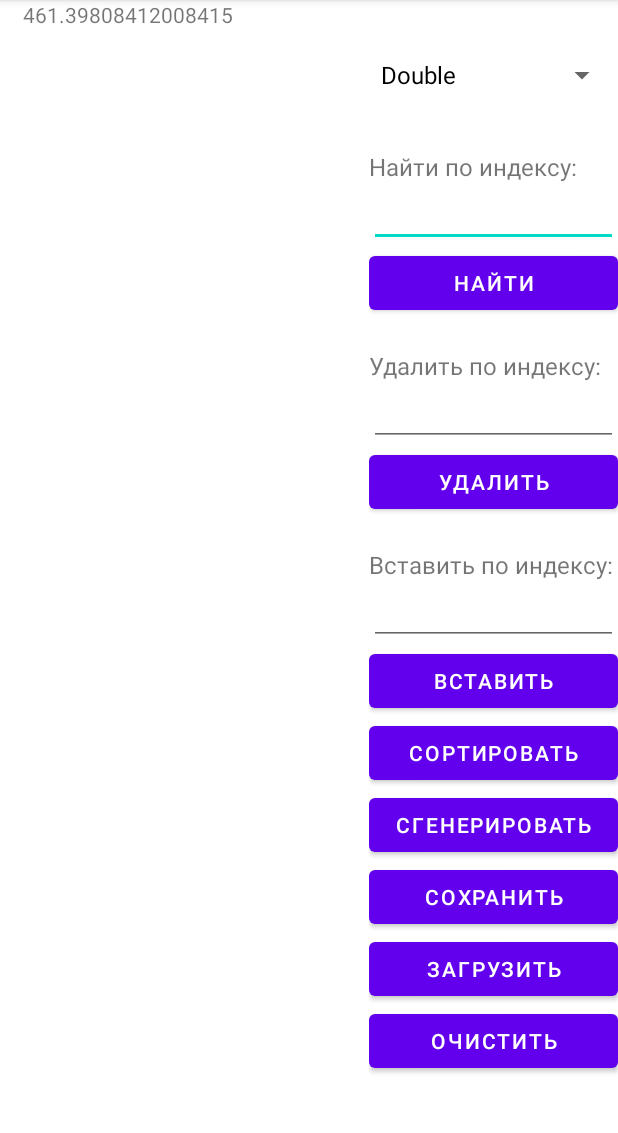
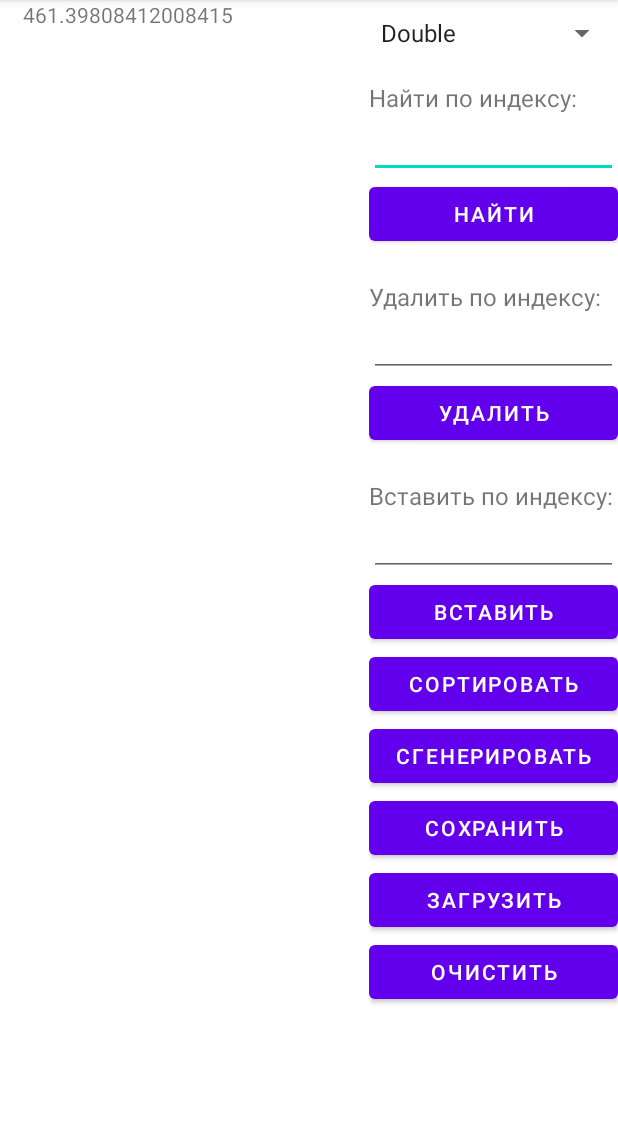
Before and after one commit to Ka-ra-siK/KiTPO_RGR, an Android app: the screen it shows after launch (MainActivity), after a tap on "СОХРАНИТЬ", on a phone screen of 412 x 824 dp, the part 84-1217 px from its top. Run offline under Robolectric (Android 15) with nearby library versions, the phone set to English and light mode, and no system bars; 2 other taps on this screen came first.

```diff
--- a/app/src/main/java/ru/avtf/kitpo/kitpo_rgr_konovalov/MainActivity.java
+++ b/app/src/main/java/ru/avtf/kitpo/kitpo_rgr_konovalov/MainActivity.java
@@ -3,6 +3,7 @@ package ru.avtf.kitpo.kitpo_rgr_konovalov;
 import androidx.appcompat.app.AppCompatActivity;
 
 import android.os.Bundle;
+import android.util.Log;
 import android.view.View;
 import android.widget.AdapterView;
 import android.widget.ArrayAdapter;
@@ -29,7 +30,8 @@ public class MainActivity extends AppCompatActivity {
     public UserFactory userFactory;
     public UserType userType;
     public CycleList cycleList;
-    private String FILE_NAME = "file.txt";
+    private String FILE_NAME_DOUBLE = "double.txt";
+    private String FILE_NAME_POINT = "point.txt";
 
     @Override
     protected void onCreate(Bundle savedInstanceState) {
@@ -41,14 +43,21 @@ public class MainActivity extends AppCompatActivity {
         String[] types = new String[typeNameList.size()];
         for (int i = 0; i < typeNameList.size(); i++) {
             types[i] = typeNameList.get(i);
+            Log.d("PRINT_TYPES", types[i]);
         }
-        ArrayAdapter<String> typesAdapter = new ArrayAdapter<>(this, android.R.layout.simple_spinner_dropdown_item, types);
         Spinner spinner = (Spinner) findViewById(R.id.factoryListItems);
-        spinner.setAdapter(typesAdapter);
+
+//        ArrayAdapter<String> typesAdapter = new ArrayAdapter<>(this, android.R.layout.simple_spinner_dropdown_item, types);
+        ArrayAdapter<String> adapter = new ArrayAdapter<String>
+                (this, android.R.layout.simple_spinner_item,
+                        types);
+        adapter.setDropDownViewResource(android.R.layout.simple_spinner_dropdown_item);
+
+        spinner.setAdapter(adapter);
         spinner.setOnItemSelectedListener(new AdapterView.OnItemSelectedListener() {
-
             @Override
             public void onItemSelected(AdapterView<?> parent, View view, int position, long id) {
+                Log.d("PRINT_TYPES_SELECT", "Type is selected " + parent.getSelectedItem().toString());
                 userType = UserFactory.getBuilderByName(parent.getSelectedItem().toString());
                 assert userType != null;
                 cycleList = new CycleList(userType.getTypeComparator());
@@ -140,7 +149,12 @@ public class MainActivity extends AppCompatActivity {
         saveButton.setOnClickListener((view) -> {
             BufferedWriter bufferedWriter = null;
             try {
-                bufferedWriter = new BufferedWriter(new OutputStreamWriter((openFileOutput(FILE_NAME, MODE_PRIVATE))));
+                Log.d("MY_TAG", userType.typeName());
+                if (userType.typeName().equals("Double")) {
+                    bufferedWriter = new BufferedWriter(new OutputStreamWriter((openFileOutput(FILE_NAME_DOUBLE, MODE_PRIVATE))));
+                } else {
+                    bufferedWriter = new BufferedWriter(new OutputStreamWriter((openFileOutput(FILE_NAME_POINT, MODE_PRIVATE))));
+                }
             } catch (FileNotFoundException e) {
                 Toast.makeText(getBaseContext(), "Ошибка при записи файла!", Toast.LENGTH_LONG).show();
                 e.printStackTrace();
@@ -176,9 +190,13 @@ public class MainActivity extends AppCompatActivity {
         loadButton.setOnClickListener((view) -> {
             BufferedReader bufferedReader;
             try {
-                bufferedReader = new BufferedReader(new InputStreamReader((openFileInput(FILE_NAME))));
-            }
-            catch (Exception ex) {
+                Log.d("MY_TAG", userType.typeName());
+                if (userType.typeName().equals("Double")) {
+                    bufferedReader = new BufferedReader(new InputStreamReader((openFileInput(FILE_NAME_DOUBLE))));
+                } else {
+                    bufferedReader = new BufferedReader(new InputStreamReader((openFileInput(FILE_NAME_POINT))));
+                }
+            } catch (Exception ex) {
                 Toast.makeText(getBaseContext(), "Ошибка при чтении файла!", Toast.LENGTH_LONG).show();
                 return;
             }
@@ -198,8 +216,7 @@ public class MainActivity extends AppCompatActivity {
                 while ((line = bufferedReader.readLine()) != null) {
                     try {
                         cycleList.add(userType.parseValue(line));
-                    }
-                    catch (Exception ex) {
+                    } catch (Exception ex) {
                         Toast.makeText(getBaseContext(), "Ошибка при чтении файла!", Toast.LENGTH_LONG).show();
                         return;
                     }
--- a/app/src/main/res/layout/activity_main.xml
+++ b/app/src/main/res/layout/activity_main.xml
@@ -29,12 +29,8 @@
         <Spinner
             android:id="@+id/factoryListItems"
             android:layout_width="match_parent"
-            android:layout_height="0dp"
-            android:layout_marginTop="20dp"
-            android:layout_weight="1"
-            android:visibility="visible"
-            tools:visibility="visible"
-            app:chainUseRtl="false"
+            android:layout_height="wrap_content"
+            android:layout_marginTop="10dp"
             />
 
         <TextView
@@ -132,7 +128,6 @@
             android:id="@+id/clearButton"
             android:layout_width="match_parent"
             android:layout_height="wrap_content"
-            android:layout_marginBottom="50dp"
             android:text="@string/clearButtonString">
         </Button>
 
```
